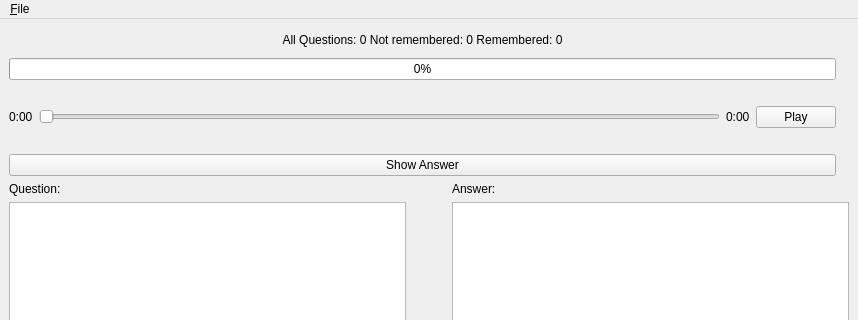
wshknmt/QT-SuperMemo, file MainWindow.ui: the form before one commit; both pictures show x 0 to 858 and y 0 to 320 of the 858 by 639 pixel window.
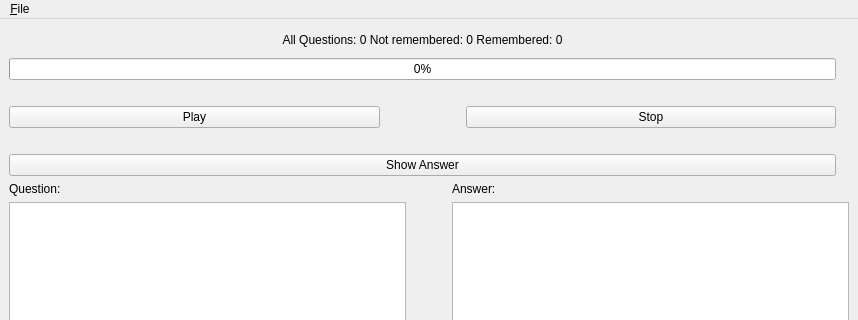
The form after the commit.

Commit message: Sound now works

What changed in the file:
```diff
--- a/MainWindow.ui
+++ b/MainWindow.ui
@@ -91,53 +91,49 @@
             <item>
              <layout class="QHBoxLayout" name="horizontalLayout_3">
               <item>
-               <widget class="QLabel" name="progressLabel">
+               <widget class="QPushButton" name="playButton">
                 <property name="sizePolicy">
-                 <sizepolicy hsizetype="Preferred" vsizetype="Preferred">
-                  <horstretch>0</horstretch>
-                  <verstretch>1</verstretch>
+                 <sizepolicy hsizetype="Minimum" vsizetype="Fixed">
+                  <horstretch>4</horstretch>
+                  <verstretch>0</verstretch>
                  </sizepolicy>
                 </property>
                 <property name="text">
-                 <string>0:00</string>
+                 <string>Play</string>
                 </property>
                </widget>
               </item>
               <item>
-               <widget class="QSlider" name="progressSlider">
-                <property name="sizePolicy">
-                 <sizepolicy hsizetype="Expanding" vsizetype="Fixed">
-                  <horstretch>0</horstretch>
-                  <verstretch>1</verstretch>
-                 </sizepolicy>
-                </property>
+               <spacer name="horizontalSpacer_3">
                 <property name="orientation">
                  <enum>Qt::Horizontal</enum>
                 </property>
-               </widget>
+                <property name="sizeType">
+                 <enum>QSizePolicy::Fixed</enum>
+                </property>
+                <property name="sizeHint" stdset="0">
+                 <size>
+                  <width>80</width>
+                  <height>20</height>
+                 </size>
+                </property>
+               </spacer>
               </item>
               <item>
-               <widget class="QLabel" name="durationLabel">
+               <widget class="QPushButton" name="stopButton">
                 <property name="sizePolicy">
-                 <sizepolicy hsizetype="Preferred" vsizetype="Preferred">
-                  <horstretch>0</horstretch>
-                  <verstretch>1</verstretch>
+                 <sizepolicy hsizetype="Minimum" vsizetype="Fixed">
+                  <horstretch>4</horstretch>
+                  <verstretch>0</verstretch>
                  </sizepolicy>
                 </property>
                 <property name="text">
-                 <string>0:00</string>
+                 <string>Stop</string>
                 </property>
                </widget>
               </item>
              </layout>
             </item>
-            <item>
-             <widget class="QPushButton" name="playButton">
-              <property name="text">
-               <string>Play</string>
-              </property>
-             </widget>
-            </item>
            </layout>
           </item>
           <item>
```
The commit also changes 2 other files.
